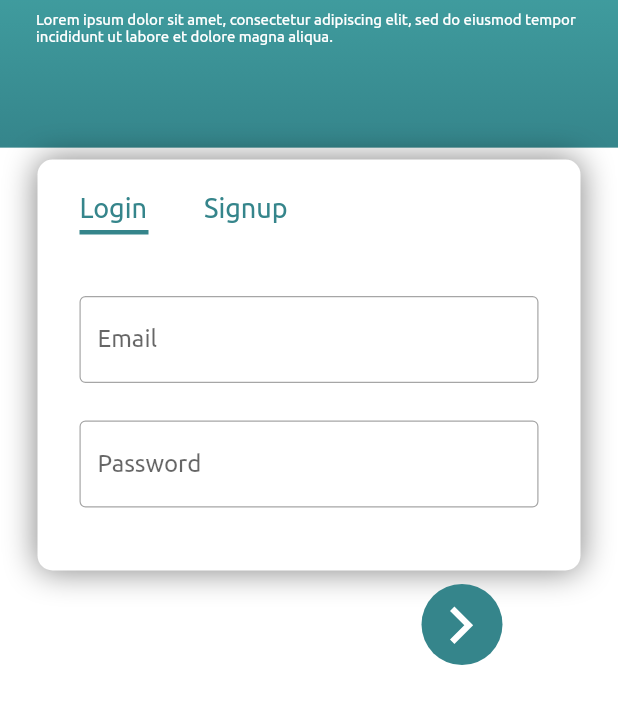
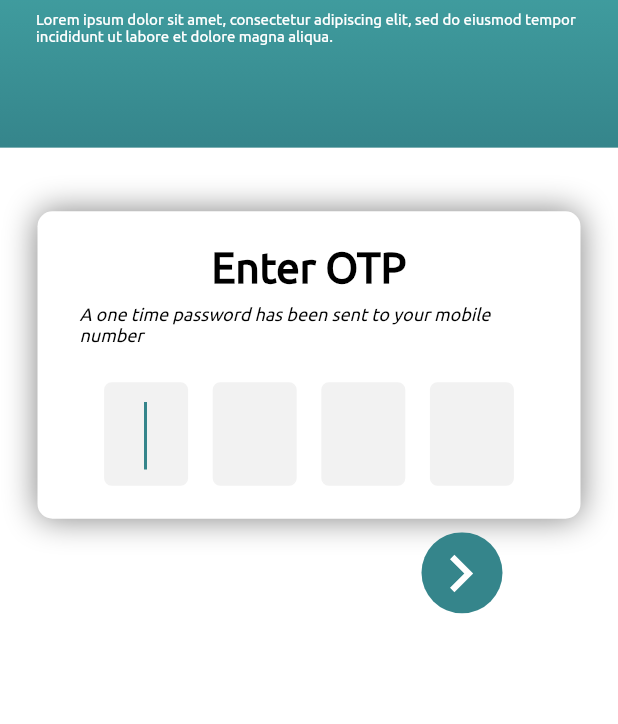
Before and after one commit to AscarisCorp/molly_flutter, a Flutter app: the screen it shows after launch, on a phone screen of 412 x 824 dp, the part 223-947 px from its top. Run offline on Flutter 3.47's test engine with Material 2 defaults, Android fonts, the phone set to English and light mode, and no system bars; our stand-ins replace bloc, flutter_bloc, flutter_svg.

Commit message:
no change

```diff
--- a/lib/main.dart
+++ b/lib/main.dart
@@ -1,5 +1,6 @@
 import 'package:flutter/material.dart';
 import 'package:molly/screens/login_screen.dart';
+import 'package:molly/screens/otp_screen.dart';
 import 'package:molly/themes/custom_theme.dart';
 import 'package:molly/widgets/login_or_signup.dart';
 
@@ -16,7 +17,7 @@ class MyApp extends StatelessWidget {
       title: 'Flutter Demo',
       theme: CustomTheme.lightTheme,
       // home: Scaffold(body: LoginOrSignup()),
-      home: LoginScreen(),
+      home: const OtpScreen(),
     );
   }
 }
--- /dev/null
+++ b/lib/screens/otp_screen.dart
@@ -0,0 +1,20 @@
+import 'package:flutter/material.dart';
+import 'package:molly/widgets/Otp.dart';
+
+import '../widgets/login_bg.dart';
+
+class OtpScreen extends StatelessWidget {
+  const OtpScreen({ Key? key }) : super(key: key);
+
+  @override
+  Widget build(BuildContext context) {
+    return Scaffold(
+        body: Stack(
+          children: const [
+            LoginBG(),
+            Otp()
+          ],
+        ),
+      );
+  }
+}
--- /dev/null
+++ b/lib/widgets/Otp.dart
@@ -0,0 +1,262 @@
+import 'package:flutter/material.dart';
+import 'package:flutter_svg/svg.dart';
+import 'package:molly/themes/custom_theme.dart';
+
+class Otp extends StatelessWidget {
+  const Otp({Key? key}) : super(key: key);
+
+  @override
+  Widget build(BuildContext context) {
+    final GlobalKey<FormState> _otpKey = GlobalKey();
+
+    var focusNode0 = FocusNode();
+    var focusNode1 = FocusNode();
+    var focusNode2 = FocusNode();
+    var focusNode3 = FocusNode();
+
+    return Padding(
+      padding: const EdgeInsets.only(top: 40),
+      child: Center(
+        child: Column(mainAxisAlignment: MainAxisAlignment.center, children: [
+          Container(
+            margin: const EdgeInsets.only(left: 25.0, right: 25.0),
+            decoration: BoxDecoration(
+              borderRadius: BorderRadius.circular(10.0),
+              color: CustomTheme.appColors.white,
+              boxShadow: const [
+                BoxShadow(
+                  color: Color.fromARGB(125, 0, 0, 0),
+                  blurRadius: 18.0,
+                ),
+              ],
+            ),
+            child: Padding(
+                padding: const EdgeInsets.fromLTRB(28, 22, 28, 22),
+                child: Form(
+                  child: Column(
+                    mainAxisSize: MainAxisSize.min,
+                    crossAxisAlignment: CrossAxisAlignment.start,
+                    children: [
+                      Row(
+                        mainAxisAlignment: MainAxisAlignment.center,
+                        children: [
+                          Text(
+                            "Enter OTP",
+                            style: TextStyle(
+                                fontSize: 28,
+                                fontWeight: FontWeight.bold,
+                                color: CustomTheme.appColors.black),
+                          ),
+                        ],
+                      ),
+                      const SizedBox(
+                        height: 8,
+                      ),
+                      Text(
+                        "A one time password has been sent to your mobile number",
+                        style: TextStyle(
+                            fontSize: 12,
+                            fontStyle: FontStyle.italic,
+                            fontWeight: FontWeight.w300,
+                            color: CustomTheme.appColors.black),
+                      ),
+                      const SizedBox(
+                        height: 24,
+                      ),
+                      Form(
+                        key: _otpKey,
+                        child: Row(
+                            mainAxisAlignment: MainAxisAlignment.spaceEvenly,
+                            children: [
+                              Container(
+                                height: 69,
+                                width: 56,
+                                decoration: BoxDecoration(
+                                    border: Border.all(
+                                      color: CustomTheme
+                                          .appColors.editTextBackground,
+                                    ),
+                                    color: CustomTheme
+                                        .appColors.editTextBackground,
+                                    borderRadius: const BorderRadius.all(
+                                        Radius.circular(5))),
+                                child: TextFormField(
+                                  autofocus: true,
+                                  focusNode: focusNode0,
+                                  onChanged: (value) {
+                                    if (value.length == 1) {
+                                      FocusScope.of(context)
+                                          .requestFocus(focusNode1);
+                                    }
+                                  },
+                                  style: const TextStyle(
+                                    fontSize: 40,
+                                  ),
+                                  maxLength: 1,
+                                  textAlign: TextAlign.center,
+                                  keyboardType: TextInputType.number,
+                                  decoration: const InputDecoration(
+                                      border: InputBorder.none,
+                                      counterText: ""),
+                                  validator: (value) {
+                                    if (value!.isEmpty) {
+                                      return "";
+                                    } else {
+                                      return null;
+                                    }
+                                  },
+                                ),
+                              ),
+                              Container(
+                                height: 69,
+                                width: 56,
+                                decoration: BoxDecoration(
+                                    border: Border.all(
+                                      color: CustomTheme
+                                          .appColors.editTextBackground,
+                                    ),
+                                    color: CustomTheme
+                                        .appColors.editTextBackground,
+                                    borderRadius: const BorderRadius.all(
+                                        Radius.circular(5))),
+                                child: TextFormField(
+                                  focusNode: focusNode1,
+                                  onChanged: (value) {
+                                    if (value.length == 1) {
+                                      FocusScope.of(context)
+                                          .requestFocus(focusNode2);
+                                    }
+                                    if (value.isEmpty) {
+                                      FocusScope.of(context)
+                                          .requestFocus(focusNode0);
+                                    }
+                                  },
+                                  style: const TextStyle(
+                                    fontSize: 40,
+                                  ),
+                                  maxLength: 1,
+                                  textAlign: TextAlign.center,
+                                  keyboardType: TextInputType.number,
+                                  decoration: const InputDecoration(
+                                      border: InputBorder.none,
+                                      counterText: ""),
+                                  validator: (value) {
+                                    if (value!.isEmpty) {
+                                      return "";
+                                    } else {
+                                      return null;
+                                    }
+                                  },
+                                ),
+                              ),
+                              Container(
+                                height: 69,
+                                width: 56,
+                                decoration: BoxDecoration(
+                                    border: Border.all(
+                                      color: CustomTheme
+                                          .appColors.editTextBackground,
+                                    ),
+                                    color: CustomTheme
+                                        .appColors.editTextBackground,
+                                    borderRadius: const BorderRadius.all(
+                                        Radius.circular(5))),
+                                child: TextFormField(
+                                  focusNode: focusNode2,
+                                  onChanged: (value) {
+                                    if (value.length == 1) {
+                                      FocusScope.of(context)
+                                          .requestFocus(focusNode3);
+                                    }
+                                    if (value.isEmpty) {
+                                      FocusScope.of(context)
+                                          .requestFocus(focusNode1);
+                                    }
+                                  },
+                                  style: const TextStyle(
+                                    fontSize: 40,
+                                  ),
+                                  maxLength: 1,
+                                  textAlign: TextAlign.center,
+                                  keyboardType: TextInputType.number,
+                                  decoration: const InputDecoration(
+                                      border: InputBorder.none,
+                                      counterText: ""),
+                                  validator: (value) {
+                                    if (value!.isEmpty) {
+                                      return "";
+                                    } else {
+                                      return null;
+                                    }
+                                  },
+                                ),
+                              ),
+                              Container(
+                                height: 69,
+                                width: 56,
+                                decoration: BoxDecoration(
+                                    border: Border.all(
+                                      color: CustomTheme
+                                          .appColors.editTextBackground,
+                                    ),
+                                    color: CustomTheme
+                                        .appColors.editTextBackground,
+                                    borderRadius: const BorderRadius.all(
+                                        Radius.circular(5))),
+                                child: TextFormField(
+                                  focusNode: focusNode3,
+                                  onChanged: (value) {
+                                    if (value.isEmpty) {
+                                      FocusScope.of(context)
+                                          .requestFocus(focusNode2);
+                                    }
+                                  },
+                                  style: const TextStyle(
+                                    fontSize: 40,
+                                  ),
+                                  maxLength: 1,
+                                  textAlign: TextAlign.center,
+                                  keyboardType: TextInputType.number,
+                                  decoration: const InputDecoration(
+                                      border: InputBorder.none,
+                                      counterText: ""),
+                                  validator: (value) {
+                                    if (value!.isEmpty) {
+                                      return "";
+                                    } else {
+                                      return null;
+                                    }
+                                  },
+                                ),
+                              ),
+                            ]
+                            ),
+                      )
+                    ],
+                  ),
+                )),
+          ),
+          Padding(
+            padding: const EdgeInsets.fromLTRB(0, 0, 64, 0),
+            child: Row(
+              mainAxisAlignment: MainAxisAlignment.end,
+              children: [
+                SizedBox(
+                  height: 80,
+                  width: 80,
+                  child: FloatingActionButton(
+                      backgroundColor: Colors.transparent,
+                      elevation: 0,
+                      child: SvgPicture.asset("assets/next.svg"),
+                      onPressed: () {
+                        if (_otpKey.currentState!.validate()) {}
+                      }),
+                )
+              ],
+            ),
+          )
+        ]),
+      ),
+    );
+  }
+}
--- a/lib/widgets/login_or_signup.dart
+++ b/lib/widgets/login_or_signup.dart
@@ -198,8 +198,8 @@ class LoginOrSignup extends StatelessWidget {
                                   ),
                                 ),
                                 validator: (value) {
-                                  if (value!.isEmpty) {
-                                    return "Phone is invalid";
+                                  if (value!.isEmpty || value.length < 10) {
+                                    return "Phone number is invalid";
                                   }
                                   return null;
                                 },
@@ -224,7 +224,12 @@ class LoginOrSignup extends StatelessWidget {
                           backgroundColor: Colors.transparent,
                           elevation: 0,
                           child: SvgPicture.asset("assets/next.svg"),
-                        onPressed: () {}),
+                        onPressed: () {
+                            if(_loginKey.currentState!.validate()){
+
+
+                          }
+                        }),
                       )
                       ],
                   ),
```
Also changed, not shown: pubspec.lock.
